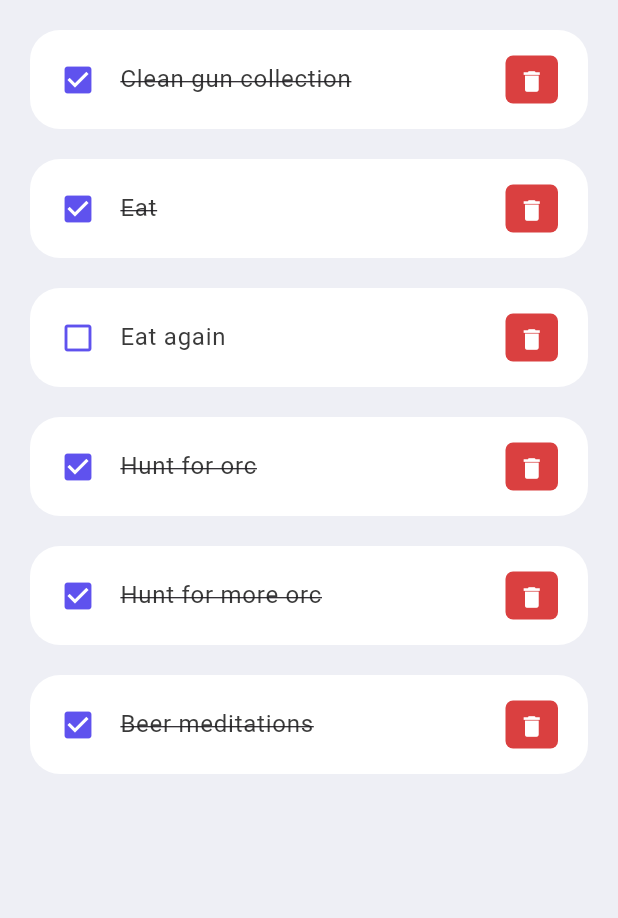
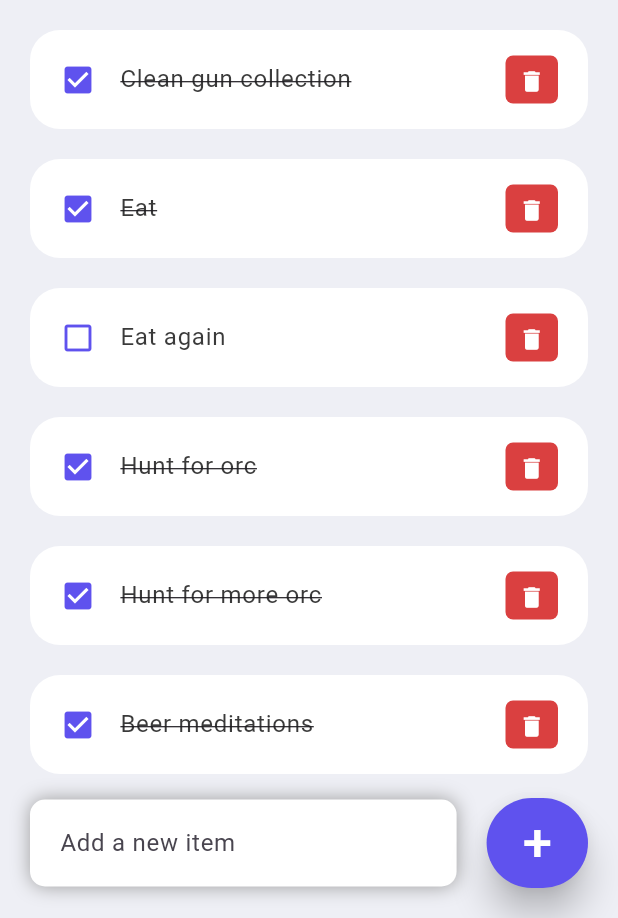
Before and after one commit to myemfar/Flutter_todo, a Flutter app: the screen it shows after launch, on a phone screen of 412 x 824 dp, the part 318-1236 px from its top. Run offline on Flutter 3.47's test engine with Material 3 defaults, Android fonts, the phone set to English and light mode, and no system bars.

Commit message:
layout done, need to add functionality

```diff
--- a/todo_app/lib/screens/home.dart
+++ b/todo_app/lib/screens/home.dart
@@ -12,7 +12,9 @@ class Home extends StatelessWidget {
     return Scaffold(
       backgroundColor: tdBGColor,
       appBar: _buildAppBar(),
-      body: Container(
+      body: Stack(
+        children: [
+          Container(
             padding: EdgeInsets.symmetric(
               horizontal: 20,
               vertical: 15,
@@ -43,9 +45,58 @@ class Home extends StatelessWidget {
               ],
             ),
           ),
+          Align(
+            alignment: Alignment.bottomCenter,
+            child: Row(children: [
+              Expanded(
+                child: Container(
+                  margin: EdgeInsets.only(
+                    bottom: 20,
+                    right: 20,
+                    left: 20,
+                  ),
+                  padding: EdgeInsets.symmetric(horizontal: 20,vertical: 5),
+                  decoration: BoxDecoration(
+                    color: Colors.white,
+                    boxShadow: const [BoxShadow(
+                      color: Colors.grey,
+                      offset: Offset(0.0, 0.0),
+                      blurRadius: 10.0,
+                      spreadRadius: 0.0
+                      ),],
+                      borderRadius: BorderRadius.circular(10)
+                  ),
+                  child: TextField(
+                    decoration: InputDecoration(
+                      hintText: 'Add a new item',
+                      border: InputBorder.none,
+                    ),
+                  ),
+                ),
+              ),
+              Container(
+                margin: EdgeInsets.only(
+                  bottom: 20,
+                  right: 20,
+                ),
+                child: ElevatedButton(
+                  child: Text('+', style: TextStyle(fontSize: 35,), ),
+                  onPressed: () {},
+                  style: ElevatedButton.styleFrom(
+                    backgroundColor: tdBlue,
+                    foregroundColor: Colors.white,
+                    minimumSize: Size(60, 60),
+                    elevation: 10,
+                  ),
+                ),
+              ),
+            ]),
+          )
+        ],
+      ),
     );
   }
-}
+
 
   Widget searchBox() {
     return Container(
@@ -73,7 +124,7 @@ Widget searchBox() {
       ),
     );
   }
-
+}
   AppBar _buildAppBar() {
     return AppBar(
         backgroundColor: tdBGColor,
```
Lines whose indentation alone changed are shown as unchanged.
